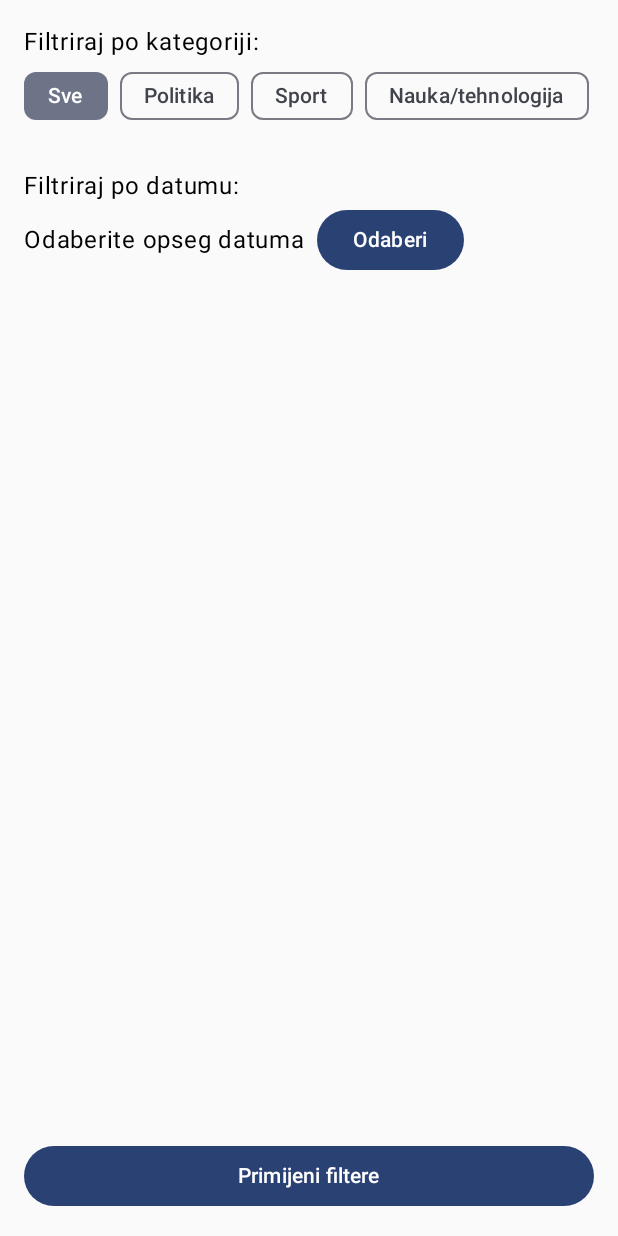
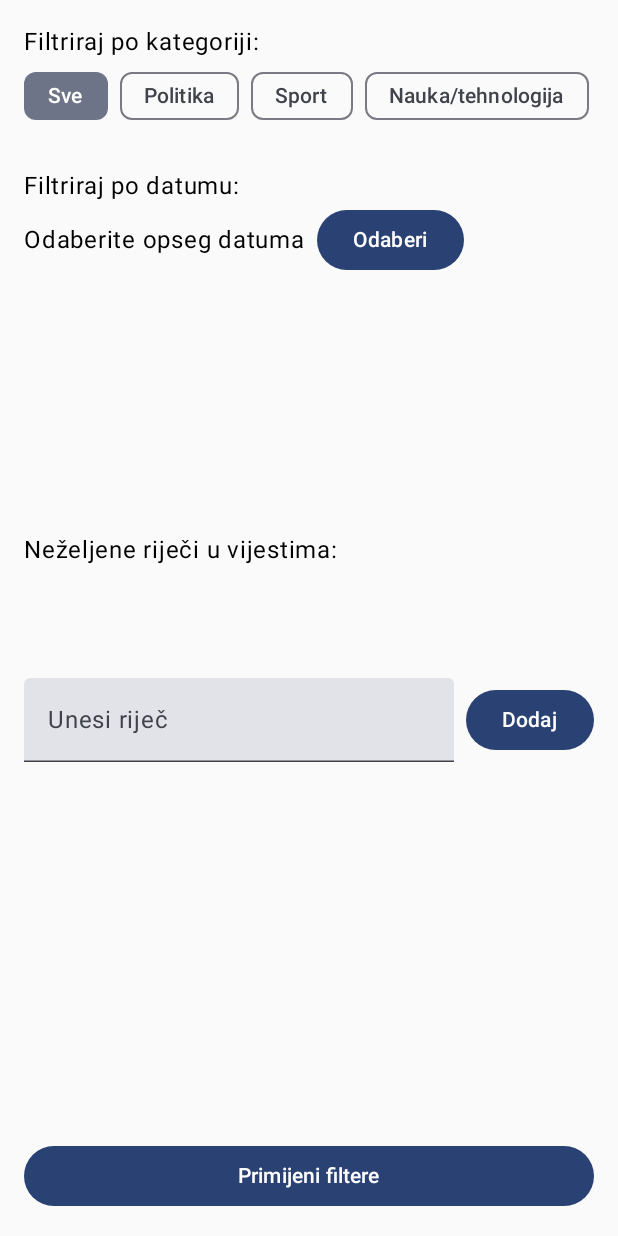
Before and after one commit to edulabic/NewsFeedApp, an Android app built with Jetpack Compose: the FilterScreen screen opened through its navigation route, on a phone screen of 412 x 824 dp. Run offline under Robolectric (Android 15) with nearby library versions, the phone set to English and light mode, and no system bars.

Commit message:
Filtriranje UnwantedWords

```diff
--- a/NewsFeedApp/app/src/main/java/etf/ri/rma/newsfeedapp/screen/FilterScreen.kt
+++ b/NewsFeedApp/app/src/main/java/etf/ri/rma/newsfeedapp/screen/FilterScreen.kt
@@ -26,6 +26,9 @@ fun FilterScreen(navController: NavController) {
     var dateRangeText by remember { mutableStateOf("Odaberite opseg datuma") }
     val datePickerState = rememberDateRangePickerState()
     val openDialog = remember { mutableStateOf(false) }
+    var unwantedWord by remember { mutableStateOf("") }
+    var unwantedWords by remember { mutableStateOf(listOf<String>()) }
+
 
     if (openDialog.value) {
         DatePickerDialog(
@@ -104,11 +107,51 @@ fun FilterScreen(navController: NavController) {
                 }
             }
         }
+        Spacer(modifier = Modifier.height(24.dp))
+
+        Text("Neželjene riječi u vijestima:")
+
+        Row(
+            verticalAlignment = Alignment.CenterVertically,
+            horizontalArrangement = Arrangement.spacedBy(8.dp),
+            modifier = Modifier.fillMaxWidth()
+        ) {
+            TextField(
+                value = unwantedWord,
+                onValueChange = { unwantedWord = it },
+                label = { Text("Unesi riječ") },
+                modifier = Modifier
+                    .weight(1f)
+                    .testTag("filter_unwanted_input")
+            )
+
+            Button(
+                onClick = {
+                    val wordLower = unwantedWord.trim().lowercase()
+                    if (wordLower.isNotEmpty() && unwantedWords.none { it.equals(wordLower, ignoreCase = true) }) {
+                        unwantedWords = unwantedWords + wordLower
+                        unwantedWord = ""
+                    }
+                },
+                modifier = Modifier.testTag("filter_unwanted_add_button")
+            ) {
+                Text("Dodaj")
+            }
+        }
+
+        Spacer(modifier = Modifier.height(8.dp))
+
+        Column(modifier = Modifier.testTag("filter_unwanted_list")) {
+            unwantedWords.forEach { word ->
+                Text(text = word)
+            }
+        }
 
         Button(
             onClick = {
                 navController.previousBackStackEntry?.savedStateHandle?.set("filter_category", selectedCategory)
                 navController.previousBackStackEntry?.savedStateHandle?.set("filter_date_range", dateRangeText)
+                navController.previousBackStackEntry?.savedStateHandle?.set("filter_unwanted_words", unwantedWords)
                 navController.popBackStack()
             },
             modifier = Modifier
--- a/NewsFeedApp/app/src/main/java/etf/ri/rma/newsfeedapp/screen/NewsFeedScreen.kt
+++ b/NewsFeedApp/app/src/main/java/etf/ri/rma/newsfeedapp/screen/NewsFeedScreen.kt
@@ -28,6 +28,8 @@ fun NewsFeedScreen(navController: NavController) {
     val savedStateHandle = navController.currentBackStackEntry?.savedStateHandle
     val appliedCategory = savedStateHandle?.get<String>("filter_category")
     val appliedDateRange = savedStateHandle?.get<String>("filter_date_range")
+    val unwantedWords = savedStateHandle?.get<List<String>>("filter_unwanted_words") ?: emptyList()
+
 
     var chosenCategory by remember { mutableStateOf(appliedCategory ?: "Sve") }
 
@@ -41,7 +43,7 @@ fun NewsFeedScreen(navController: NavController) {
         else -> newsList
     }
 
-    val filteredNews = appliedDateRange?.takeIf { it.contains(";") }?.let { range ->
+    val filteredByDate = appliedDateRange?.takeIf { it.contains(";") }?.let { range ->
         val (startStr, endStr) = range.split(";")
         val formatter = SimpleDateFormat("dd-MM-yyyy", Locale.getDefault())
         val startDate = formatter.parse(startStr)
@@ -52,6 +54,13 @@ fun NewsFeedScreen(navController: NavController) {
                     !newsDate.before(startDate) && !newsDate.after(endDate)
         }
     } ?: filteredByCategory
+
+    val filteredNews = filteredByDate.filter { newsItem ->
+        unwantedWords.none { word ->
+            newsItem.title.contains(word, ignoreCase = true) ||
+                    newsItem.snippet.contains(word, ignoreCase = true)
+        }
+    }
 
     Column(modifier = Modifier.fillMaxSize().padding(16.dp)) {
         FilterChips(
```
